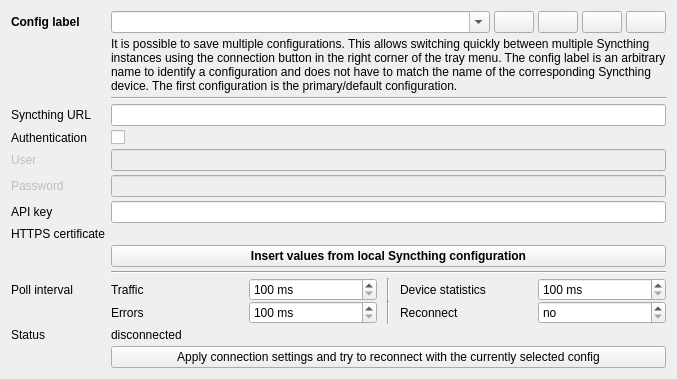
Before: the Qt Designer form widgets/settings/connectionoptionpage.ui in Martchus/syncthingtray, drawn with Qt 5.
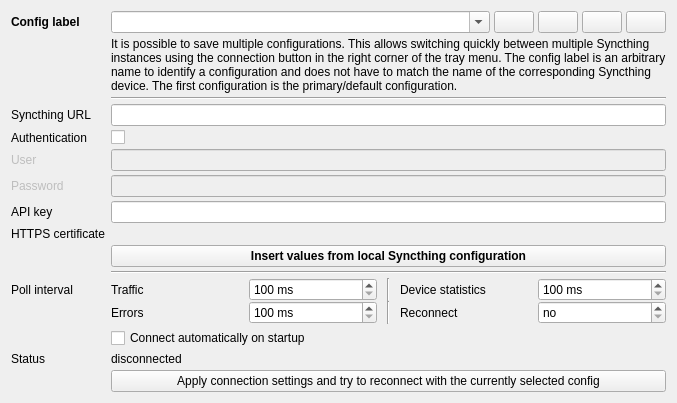
After: the same form once the commit is applied. Icons and pictures are not drawn. Custom widgets are drawn as their Qt base class.

Commit message: Add option to connect automatically on startup

```diff
--- a/widgets/settings/connectionoptionpage.ui
+++ b/widgets/settings/connectionoptionpage.ui
@@ -428,21 +428,21 @@
      </item>
     </layout>
    </item>
-   <item row="14" column="0">
+   <item row="15" column="0">
     <widget class="QLabel" name="statusTextLabel">
      <property name="text">
       <string>Status</string>
      </property>
     </widget>
    </item>
-   <item row="14" column="1">
+   <item row="15" column="1">
     <widget class="QLabel" name="statusLabel">
      <property name="text">
       <string>disconnected</string>
      </property>
     </widget>
    </item>
-   <item row="17" column="1">
+   <item row="18" column="1">
     <widget class="QPushButton" name="connectPushButton">
      <property name="text">
       <string>Apply connection settings and try to reconnect with the currently selected config</string>
@@ -453,6 +453,16 @@
      </property>
     </widget>
    </item>
+   <item row="14" column="1">
+    <widget class="QCheckBox" name="autoConnectCheckBox">
+     <property name="toolTip">
+      <string>Whether to connect automatically on startup. This setting might be overruled by systemd and launcher settings.</string>
+     </property>
+     <property name="text">
+      <string>Connect automatically on startup</string>
+     </property>
+    </widget>
+   </item>
   </layout>
  </widget>
  <customwidgets>
```
The commit also changes 3 other files.
